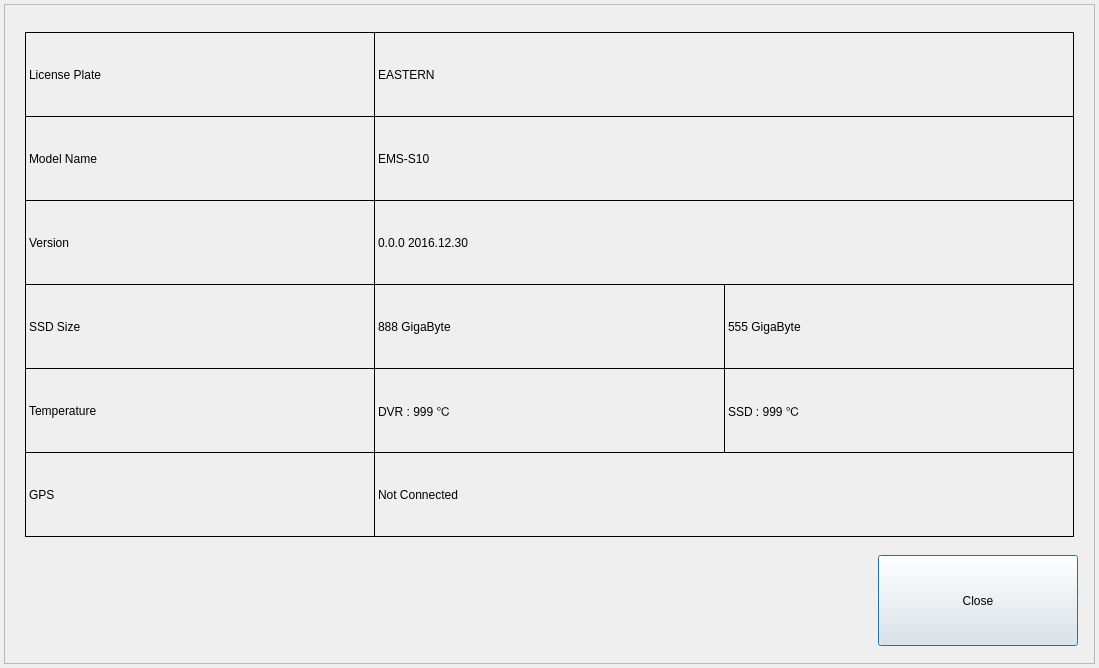
This is gui/mainwidget/src/dvrsetup/system/information/informationdialog.ui in yjsin-emastec/neptune as Qt 5 draws it before an edit. The edited form follows.
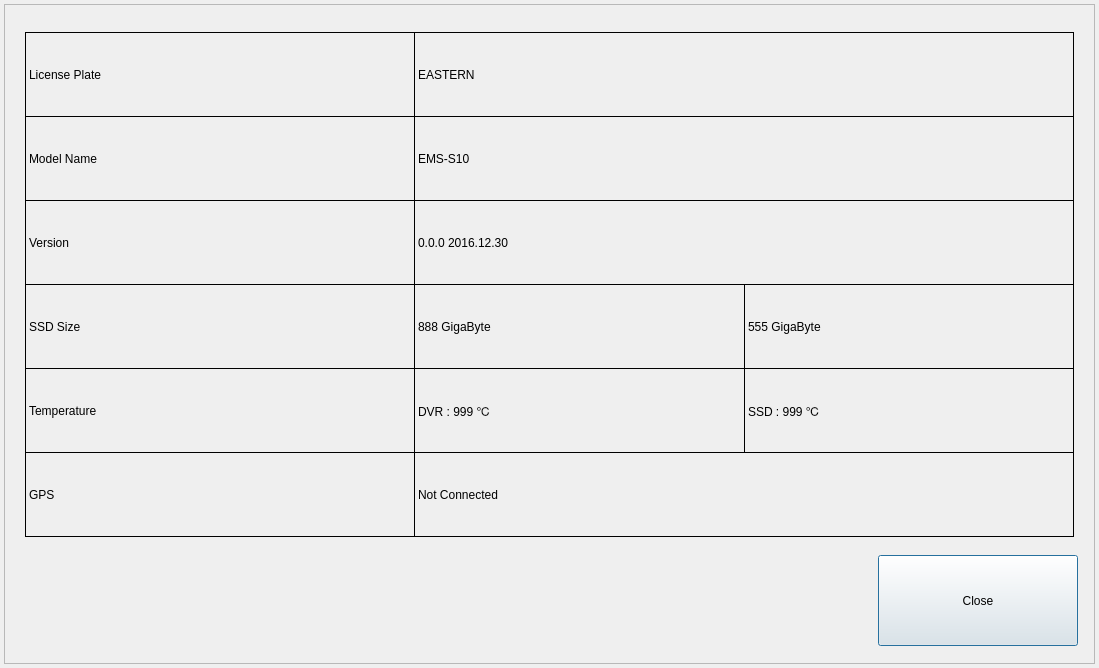
This is the edited form.

Commit message: Edit translation in English 원인 - 해외영업부 매뉴얼 첨부이미지 검토 후 문구 수정 요청 내용 - informationdialog : 'License No' -> 'License Plate No.'

The edit to the form file:
```diff
--- a/gui/mainwidget/src/dvrsetup/system/information/informationdialog.ui
+++ b/gui/mainwidget/src/dvrsetup/system/information/informationdialog.ui
@@ -33,7 +33,7 @@
      <rect>
       <x>21</x>
       <y>112</y>
-      <width>350</width>
+      <width>390</width>
       <height>85</height>
      </rect>
     </property>
@@ -62,7 +62,7 @@
      <rect>
       <x>21</x>
       <y>196</y>
-      <width>350</width>
+      <width>390</width>
       <height>85</height>
      </rect>
     </property>
@@ -78,7 +78,7 @@
      <rect>
       <x>21</x>
       <y>280</y>
-      <width>350</width>
+      <width>390</width>
       <height>85</height>
      </rect>
     </property>
@@ -94,7 +94,7 @@
      <rect>
       <x>21</x>
       <y>448</y>
-      <width>350</width>
+      <width>390</width>
       <height>85</height>
      </rect>
     </property>
@@ -110,7 +110,7 @@
      <rect>
       <x>21</x>
       <y>28</y>
-      <width>350</width>
+      <width>390</width>
       <height>85</height>
      </rect>
     </property>
@@ -124,9 +124,9 @@
    <widget class="QLabel" name="labelLicensePlate2">
     <property name="geometry">
      <rect>
-      <x>370</x>
+      <x>410</x>
       <y>28</y>
-      <width>700</width>
+      <width>660</width>
       <height>85</height>
      </rect>
     </property>
@@ -136,13 +136,16 @@
     <property name="text">
      <string>EASTERN</string>
     </property>
+    <property name="margin">
+     <number>20</number>
+    </property>
    </widget>
    <widget class="QLabel" name="labelModelName2">
     <property name="geometry">
      <rect>
-      <x>370</x>
+      <x>410</x>
       <y>112</y>
-      <width>700</width>
+      <width>660</width>
       <height>85</height>
      </rect>
     </property>
@@ -152,13 +155,16 @@
     <property name="text">
      <string>EMS-S10</string>
     </property>
+    <property name="margin">
+     <number>20</number>
+    </property>
    </widget>
    <widget class="QLabel" name="labelVersion2">
     <property name="geometry">
      <rect>
-      <x>370</x>
+      <x>410</x>
       <y>196</y>
-      <width>700</width>
+      <width>660</width>
       <height>85</height>
      </rect>
     </property>
@@ -168,13 +174,16 @@
     <property name="text">
      <string>0.0.0 2016.12.30</string>
     </property>
+    <property name="margin">
+     <number>20</number>
+    </property>
    </widget>
    <widget class="QLabel" name="labelNormalSize2">
     <property name="geometry">
      <rect>
-      <x>370</x>
+      <x>410</x>
       <y>280</y>
-      <width>351</width>
+      <width>331</width>
       <height>85</height>
      </rect>
     </property>
@@ -184,13 +193,16 @@
     <property name="text">
      <string>888 GigaByte</string>
     </property>
+    <property name="margin">
+     <number>20</number>
+    </property>
    </widget>
    <widget class="QLabel" name="labelEventSize2">
     <property name="geometry">
      <rect>
-      <x>720</x>
+      <x>740</x>
       <y>280</y>
-      <width>350</width>
+      <width>330</width>
       <height>85</height>
      </rect>
     </property>
@@ -200,13 +212,16 @@
     <property name="text">
      <string>555 GigaByte</string>
     </property>
+    <property name="margin">
+     <number>20</number>
+    </property>
    </widget>
    <widget class="QLabel" name="labelGps2">
     <property name="geometry">
      <rect>
-      <x>370</x>
+      <x>410</x>
       <y>448</y>
-      <width>700</width>
+      <width>660</width>
       <height>85</height>
      </rect>
     </property>
@@ -216,13 +231,16 @@
     <property name="text">
      <string>Not Connected</string>
     </property>
+    <property name="margin">
+     <number>20</number>
+    </property>
    </widget>
    <widget class="QLabel" name="labelDiskTemperature">
     <property name="geometry">
      <rect>
-      <x>720</x>
+      <x>740</x>
       <y>364</y>
-      <width>350</width>
+      <width>330</width>
       <height>85</height>
      </rect>
     </property>
@@ -232,13 +250,16 @@
     <property name="text">
      <string>SSD : 999 ℃</string>
     </property>
+    <property name="margin">
+     <number>20</number>
+    </property>
    </widget>
    <widget class="QLabel" name="labelDVRTemperature2">
     <property name="geometry">
      <rect>
-      <x>370</x>
+      <x>410</x>
       <y>364</y>
-      <width>351</width>
+      <width>331</width>
       <height>85</height>
      </rect>
     </property>
@@ -248,13 +269,16 @@
     <property name="text">
      <string>DVR : 999 ℃</string>
     </property>
+    <property name="margin">
+     <number>20</number>
+    </property>
    </widget>
    <widget class="QLabel" name="labelDVRTemperature">
     <property name="geometry">
      <rect>
       <x>21</x>
       <y>364</y>
-      <width>350</width>
+      <width>390</width>
       <height>85</height>
      </rect>
     </property>
```
The commit also changes 4 other files.
